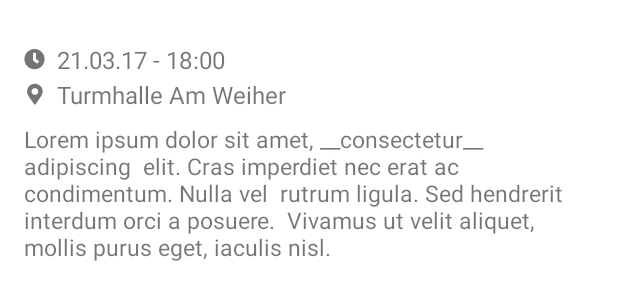
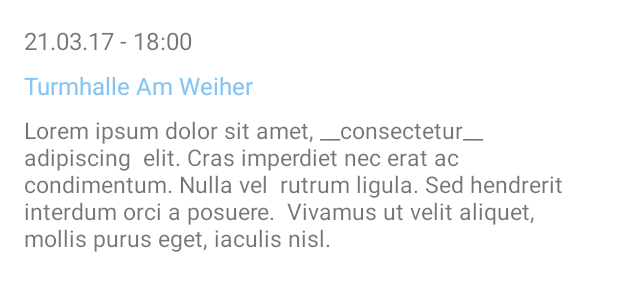
Before and after one commit to coach-plus/android, an Android app: the layout event_detail_header.xml on its own in the app's theme, with its tools: preview values and no code run, on a phone screen of 412 x 824 dp. Shown: the top 300 px of the screen. Run offline under Robolectric (Android 15) with nearby library versions, the phone set to English and light mode, and no system bars; network calls fail.

Commit message:
adjust event item

```diff
--- a/app/src/main/java/com/mathandoro/coachplus/views/EventDetail/ViewHolders/EventDetailHeaderViewHolder.java
+++ b/app/src/main/java/com/mathandoro/coachplus/views/EventDetail/ViewHolders/EventDetailHeaderViewHolder.java
@@ -24,9 +24,11 @@ public class EventDetailHeaderViewHolder extends RecyclerView.ViewHolder {
 
     public void bind(Event event){
         name.setText(event.getName());
-        if(event.getLocation() != null){
+        if(event.getLocation() == null || event.getLocation().getName().equals("")) {
+            location.setText(R.string.No_Location);
+        }
+        else {
             location.setText(event.getLocation().getName());
-            // todo location google maps link!
         }
         if(event.getStart() != null){
             time.setText(Formatter.formatGermanTimestamp(event.getStart(), event.getEnd(), itemView.getContext()));
--- a/app/src/main/java/com/mathandoro/coachplus/views/viewHolders/EventItemViewHolder.java
+++ b/app/src/main/java/com/mathandoro/coachplus/views/viewHolders/EventItemViewHolder.java
@@ -29,11 +29,11 @@ public class EventItemViewHolder extends RecyclerView.ViewHolder {
 
     public void bind(Event event){
         this.title.setText(event.getName());
-        if(event.getLocation() != null){
+        if(event.getLocation() != null && !event.getLocation().getName().equals((""))){
             this.location.setText(event.getLocation().getName());
         }
         else{
-            location.setText("");
+            location.setText(R.string.No_Location);
         }
         if(event.getStart() != null){
             this.time.setText(Formatter.formatGermanTimestamp(event.getStart(), event.getEnd(), itemContainer.getContext()));
--- a/app/src/main/res/layout/event_detail_header.xml
+++ b/app/src/main/res/layout/event_detail_header.xml
@@ -27,26 +27,23 @@
         android:id="@+id/event_detail_time"
         android:layout_width="0dp"
         android:layout_height="wrap_content"
-        android:layout_marginStart="8dp"
-        android:layout_marginLeft="8dp"
+        android:layout_marginLeft="16dp"
+        android:layout_marginTop="16dp"
         android:text="21.03.17 - 18:00"
         android:textSize="16sp"
-        app:layout_constraintBottom_toBottomOf="@+id/fontAwesomeView10"
         app:layout_constraintLeft_toLeftOf="parent"
-        app:layout_constraintStart_toEndOf="@+id/fontAwesomeView10"
-        app:layout_constraintTop_toTopOf="@+id/fontAwesomeView10" />
+        app:layout_constraintTop_toTopOf="parent" />
 
     <TextView
         android:id="@+id/event_detail_location"
         android:layout_width="0dp"
         android:layout_height="wrap_content"
-        android:layout_marginStart="8dp"
-        android:layout_marginLeft="8dp"
+        android:layout_marginTop="8dp"
         android:text="Turmhalle Am Weiher"
+        android:textColor="@color/colorPrimaryLight"
         android:textSize="16sp"
-        app:layout_constraintBottom_toBottomOf="@+id/fontAwesomeView11"
-        app:layout_constraintStart_toEndOf="@+id/fontAwesomeView10"
-        app:layout_constraintTop_toTopOf="@+id/fontAwesomeView11" />
+        app:layout_constraintStart_toStartOf="@+id/event_detail_time"
+        app:layout_constraintTop_toBottomOf="@+id/event_detail_time" />
 
     <TextView
         android:id="@+id/event_detail_description"
@@ -65,25 +62,4 @@
         app:layout_constraintTop_toBottomOf="@+id/event_detail_location"
         app:layout_constraintVertical_bias="0.0" />
 
-    <com.mathandoro.coachplus.views.layout.FontAwesomeView
-        android:id="@+id/fontAwesomeView10"
-        android:layout_width="wrap_content"
-        android:layout_height="wrap_content"
-        android:layout_marginStart="16dp"
-        android:layout_marginLeft="16dp"
-        android:layout_marginTop="32dp"
-        android:text="@string/fa_clock"
-        app:layout_constraintStart_toStartOf="parent"
-        app:layout_constraintTop_toTopOf="parent" />
-
-    <com.mathandoro.coachplus.views.layout.FontAwesomeView
-        android:id="@+id/fontAwesomeView11"
-        android:layout_width="wrap_content"
-        android:layout_height="wrap_content"
-        android:layout_marginTop="8dp"
-        android:text="@string/fa_map_marker_alt"
-        app:layout_constraintEnd_toEndOf="@+id/fontAwesomeView10"
-        app:layout_constraintStart_toStartOf="@+id/fontAwesomeView10"
-        app:layout_constraintTop_toBottomOf="@+id/fontAwesomeView10" />
-
 </androidx.constraintlayout.widget.ConstraintLayout>
```
Also changed, not shown: app/src/main/res/layout/create_news_dialog.xml (+8 -7 lines), app/src/main/res/layout/event_item.xml (+7 -7 lines).
